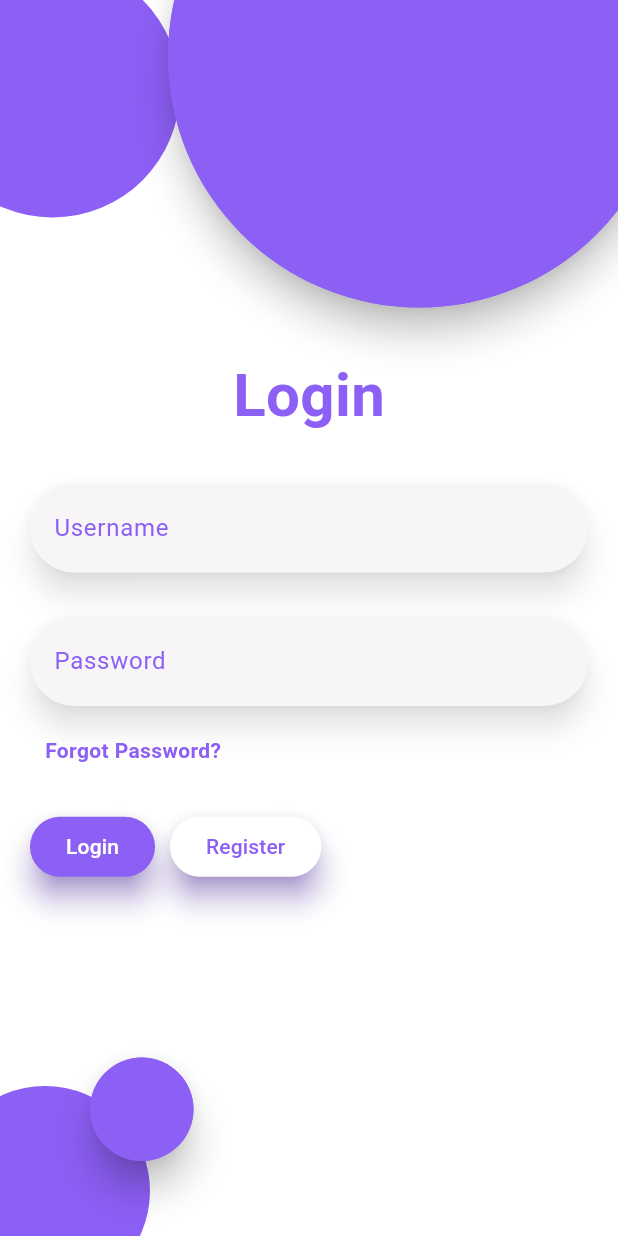
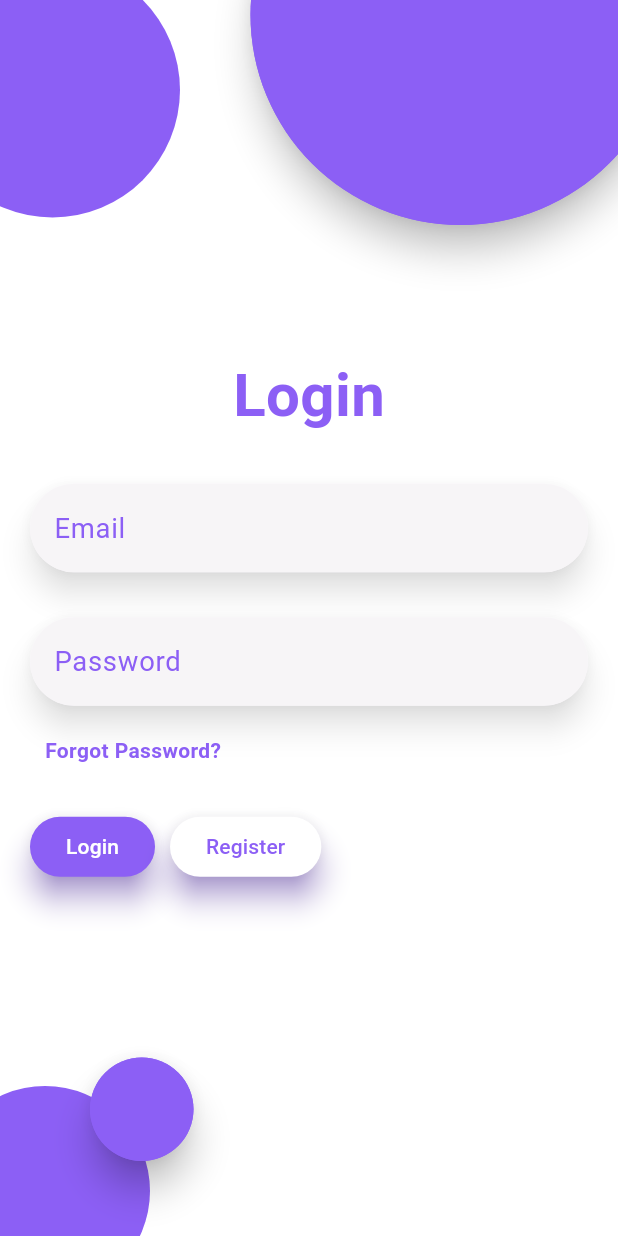
Before and after one commit to ShariqueMemon11/Virtual-Pre-School-DEMO, a Flutter app: the screen it shows after launch, on a phone screen of 412 x 824 dp. Run offline on Flutter 3.47's test engine with Material 3 defaults, Android fonts, the phone set to English and light mode, and no system bars; our stand-ins replace file_picker, firebase_auth, firebase_core, flutter_screenutil, font_awesome_flutter; accounts and stored records are empty.

Commit message:
Firebase setup done for Mobile Login and Register

```diff
--- a/lib/MobileLayouts/customwidgets/inputfieldwidget.dart
+++ b/lib/MobileLayouts/customwidgets/inputfieldwidget.dart
@@ -3,24 +3,39 @@ import 'package:flutter_screenutil/flutter_screenutil.dart';
 
 class InputFieldWidget extends StatelessWidget {
   final String input;
+  final TextEditingController controller;
+  final String? Function(String?)? validator;
+  final bool obscureText;
+  final TextInputType keyboardType;
 
-  const InputFieldWidget({required this.input, super.key});
+  const InputFieldWidget({
+    required this.input,
+    required this.controller,
+    this.validator,
+    this.obscureText = false,
+    this.keyboardType = TextInputType.text,
+    super.key,
+  });
 
   @override
   Widget build(BuildContext context) {
     return Material(
       elevation: 8.0,
       shadowColor: Colors.black54,
-      borderRadius: BorderRadius.circular(55),
-      child: TextField(
+      borderRadius: BorderRadius.circular(55.r),
+      child: TextFormField(
+        controller: controller,
+        validator: validator,
+        obscureText: obscureText,
+        keyboardType: keyboardType,
         style: TextStyle(color: const Color(0xFF8C5FF5), fontSize: 16.sp),
         decoration: InputDecoration(
-          labelText: input,
-          labelStyle: TextStyle(color: Color(0xFF8C5FF5)), // Added label color
+          hintText: input,
+          hintStyle: TextStyle(color: Color(0xFF8C5FF5)),
           fillColor: const Color.fromARGB(202, 245, 245, 245),
           filled: true,
           border: OutlineInputBorder(
-            borderRadius: BorderRadius.circular(55),
+            borderRadius: BorderRadius.circular(55.r),
             borderSide: BorderSide.none,
           ),
         ),
--- a/lib/MobileLayouts/loginscreen/loginscreen.dart
+++ b/lib/MobileLayouts/loginscreen/loginscreen.dart
@@ -37,7 +37,7 @@ class LoginScreen extends StatelessWidget {
                 elevation: 10.0,
                 color: Color(0xFF8C5FF5),
                 shape: BoxShape.circle,
-                child: buildCircle(335, 0xFF8C5FF5),
+                child: buildCircle(280, 0xFF8C5FF5),
               ),
             ),
 
--- a/lib/MobileLayouts/loginscreen/loginwidgets.dart
+++ b/lib/MobileLayouts/loginscreen/loginwidgets.dart
@@ -1,20 +1,46 @@
 import 'package:demo_vps/MobileLayouts/customwidgets/inputfieldwidget.dart';
 import 'package:flutter/material.dart';
 import 'package:demo_vps/MobileLayouts/registerscreen/registerscreen.dart';
-import 'package:demo_vps/MobileLayouts/studentregisterform/registerform.dart';
 import 'package:demo_vps/MobileLayouts/customwidgets/primarybuttonwidget.dart';
 import 'package:demo_vps/MobileLayouts/customwidgets/secondarybuttonwidget.dart';
+import 'package:firebase_auth/firebase_auth.dart';
 
 // Class name should be PascalCase
-class LoginWidgets extends StatelessWidget {
+
+class LoginWidgets extends StatefulWidget {
   const LoginWidgets({super.key});
 
-  // Removed the run() method as it is not used and causes a compile error.
-  void login(BuildContext context) {
-    Navigator.push(
-      context,
-      MaterialPageRoute(builder: (context) => RegisterForm()),
-    );
+  @override
+  State<LoginWidgets> createState() => _LoginWidgetsState();
+}
+
+class _LoginWidgetsState extends State<LoginWidgets> {
+  final _emailController = TextEditingController();
+  final _passwordController = TextEditingController();
+
+  @override
+  void dispose() {
+    _emailController.dispose();
+    _passwordController.dispose();
+    super.dispose();
+  }
+
+  Future<void> loginuserwithemailpassword() async {
+    try {
+      final userCredential = await FirebaseAuth.instance
+          .signInWithEmailAndPassword(
+            email: _emailController.text.trim(),
+            password: _passwordController.text.trim(),
+          );
+      print(userCredential.user?.email);
+      print("Login successful");
+      _emailController.clear();
+      _passwordController.clear();
+    } on FirebaseAuthException catch (e) {
+      print(e.message);
+    }
+
+    // Implement your login logic here
   }
 
   void register(BuildContext context) {
@@ -38,9 +64,13 @@ class LoginWidgets extends StatelessWidget {
           ),
         ),
         SizedBox(height: 30),
-        InputFieldWidget(input: "Username"),
+        InputFieldWidget(input: "Email", controller: _emailController),
         SizedBox(height: 30), // Added spacing
-        InputFieldWidget(input: "Password"),
+        InputFieldWidget(
+          input: "Password",
+          controller: _passwordController,
+          obscureText: true,
+        ),
         Container(
           margin: EdgeInsets.only(left: 10, top: 20),
           alignment: Alignment.centerLeft,
@@ -57,7 +87,9 @@ class LoginWidgets extends StatelessWidget {
         Row(
           children: [
             Primarybuttonwidget(
-              run: () => login(context), // Pass context to the login function
+              run:
+                  () =>
+                      loginuserwithemailpassword(), // Pass context to the login function
               input: "Login",
             ),
             SizedBox(width: 10),
```
Also changed, not shown: lib/MobileLayouts/registerscreen/registerwidget.dart (+24 -7 lines), lib/MobileLayouts/studentregisterform/registerform.dart (deleted, +0 -57 lines), lib/MobileLayouts/studentregisterform/registerformwidget1.dart (deleted, +0 -61 lines), lib/MobileLayouts/studentregisterform/registerformwidget2.dart (deleted, +0 -60 lines).
